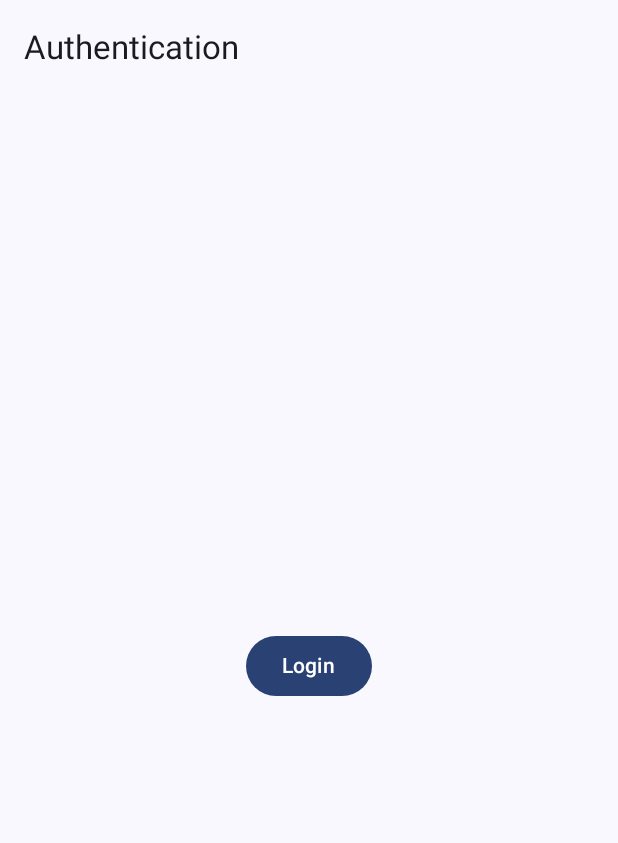
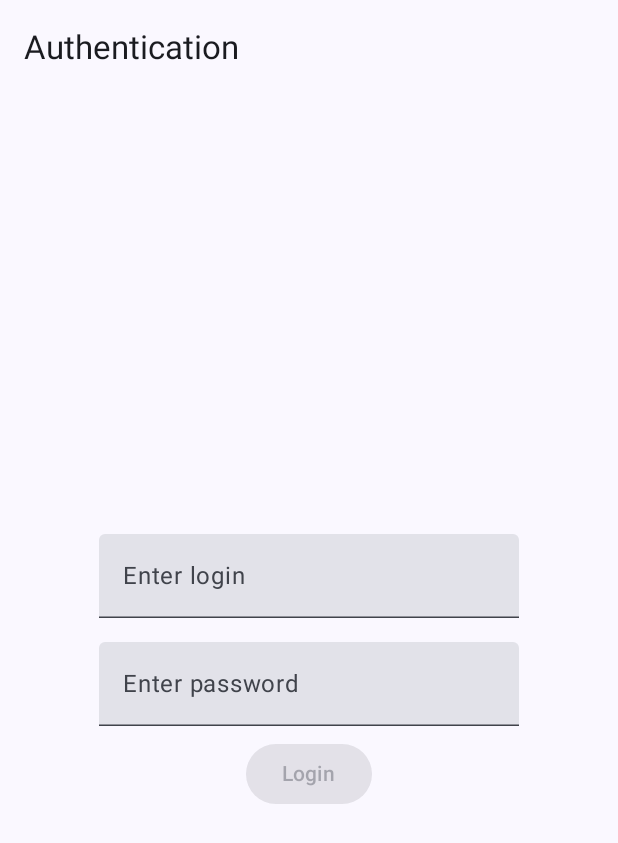
Before and after one commit to Elizav555/TradingApp, an Android app built with Jetpack Compose: the composable AuthScreen shown on its own in the app's theme, on a phone screen of 412 x 824 dp. Shown: the top 843 px of the screen. Run offline under Robolectric (Android 15) with nearby library versions, the phone set to English and light mode, and no system bars; our stand-ins replace Dagger/Hilt's generated code.

Commit message:
login fields layout

```diff
--- a/app/src/main/java/com/elizav/tradingapp/ui/auth/AuthScreen.kt
+++ b/app/src/main/java/com/elizav/tradingapp/ui/auth/AuthScreen.kt
@@ -12,16 +12,19 @@ import androidx.compose.material3.Scaffold
 import androidx.compose.material3.SnackbarHost
 import androidx.compose.material3.SnackbarHostState
 import androidx.compose.material3.Text
+import androidx.compose.material3.TextField
 import androidx.compose.material3.TopAppBar
 import androidx.compose.material3.TopAppBarDefaults
 import androidx.compose.runtime.Composable
 import androidx.compose.runtime.LaunchedEffect
 import androidx.compose.runtime.collectAsState
 import androidx.compose.runtime.getValue
+import androidx.compose.runtime.mutableStateOf
 import androidx.compose.runtime.remember
 import androidx.compose.ui.Alignment
 import androidx.compose.ui.Modifier
 import androidx.compose.ui.res.stringResource
+import androidx.compose.ui.unit.dp
 import androidx.hilt.navigation.compose.hiltViewModel
 import androidx.navigation.NavController
 import com.elizav.tradingapp.R
@@ -98,7 +101,26 @@ private fun AuthContent(
                 verticalArrangement = Arrangement.Center,
                 horizontalAlignment = Alignment.CenterHorizontally
             ) {
-                Button(onClick = { onLoginClick("", "") }) {
+                val login = remember {
+                    mutableStateOf("")
+                }
+                val password = remember {
+                    mutableStateOf("")
+                }
+                TextField(modifier = Modifier.padding(8.dp), value = login.value, onValueChange = { login.value = it }, label = {
+                    Text(
+                        text = stringResource(R.string.enter_login)
+                    )
+                })
+                TextField(modifier = Modifier.padding(8.dp),value = password.value, onValueChange = { password.value = it }, label = {
+                    Text(
+                        text = stringResource(R.string.enter_password)
+                    )
+                })
+                Button(
+                    onClick = { onLoginClick(login.value, password.value) },
+                    enabled = login.value.isNotBlank() && password.value.isNotBlank()
+                ) {
                     Text(
                         text = stringResource(id = R.string.login),
                     )
--- a/app/src/main/java/com/elizav/tradingapp/ui/auth/AuthViewModel.kt
+++ b/app/src/main/java/com/elizav/tradingapp/ui/auth/AuthViewModel.kt
@@ -42,6 +42,7 @@ class AuthViewModel @Inject constructor(
             is AuthEvent.SignInEvent -> {
                 _uiState.update { it.copy(isLoading = true) }
                 // signIn(event.login, event.password)
+                //Mocked values
                 signIn(MOCKED_LOGIN, MOCKED_PASSWORD)
             }
         }
--- a/app/src/main/res/values/strings.xml
+++ b/app/src/main/res/values/strings.xml
@@ -26,4 +26,6 @@
     <string name="current_trades_volume">Current Trades Volume</string>
     <string name="back">Back</string>
     <string name="promo_image">Promo Image</string>
+    <string name="enter_login">Enter login</string>
+    <string name="enter_password">Enter password</string>
 </resources>
```
